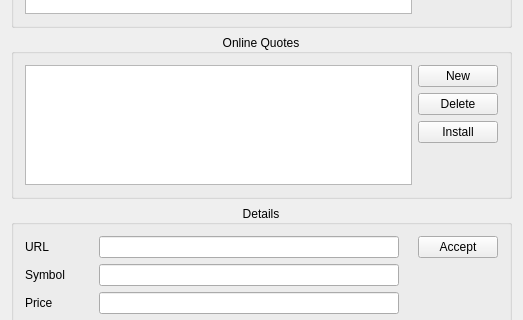
Before: the Qt Designer form src/alkonlinequoteswidget.ui in KDE/alkimia, drawn with Qt 5; both pictures show x 0 to 523 and y 171 to 491 of the 523 by 815 pixel window.
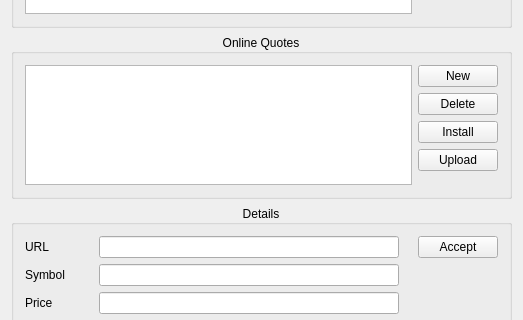
After: the same form once the commit is applied. Custom widgets are drawn as their Qt base class.

Commit message:
Add GHNS upload support
Update does not finish, neither with KDE4 nor with KF5.

Patch:
```diff
--- a/src/alkonlinequoteswidget.ui
+++ b/src/alkonlinequoteswidget.ui
@@ -141,6 +141,13 @@
               </property>
              </widget>
             </item>
+            <item>
+             <widget class="QPushButton" name="m_uploadButton">
+              <property name="text">
+               <string>Upload</string>
+              </property>
+             </widget>
+            </item>
             <item>
              <spacer name="verticalSpacer">
               <property name="orientation">
```
The commit also changes 2 other files.
